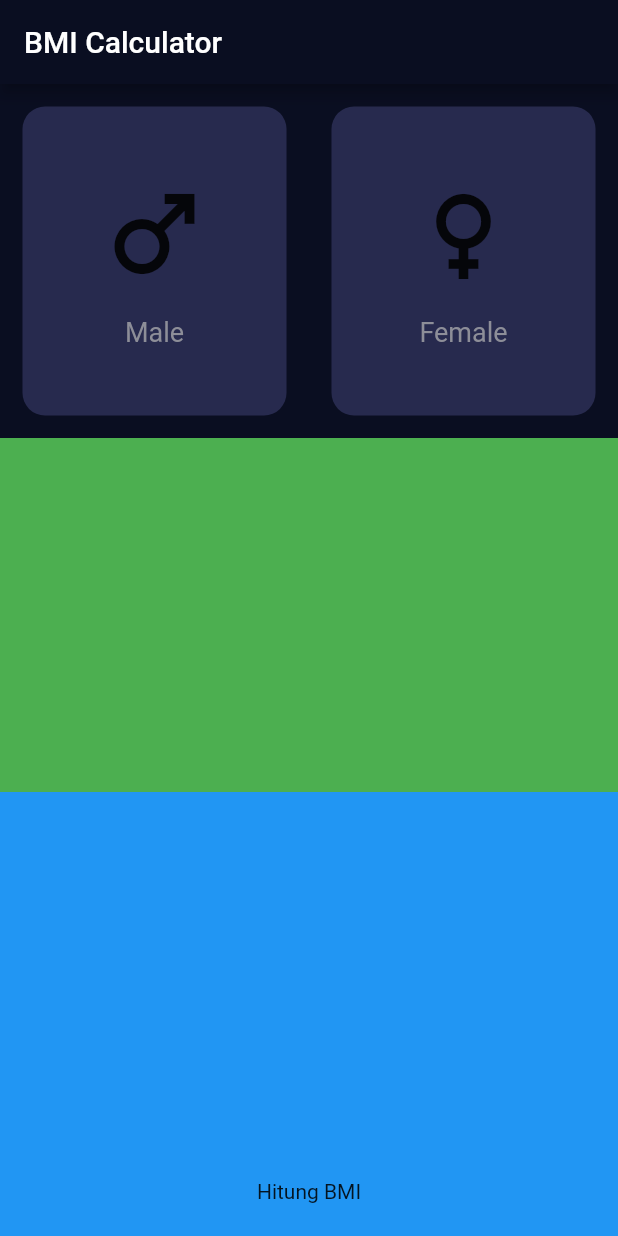
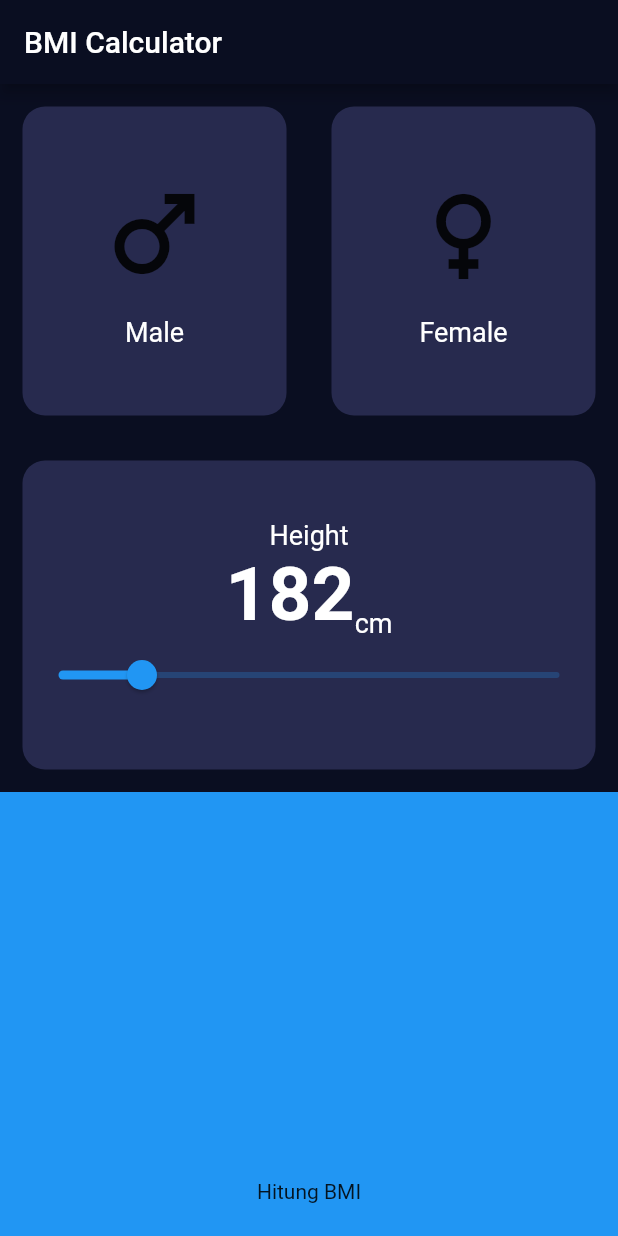
Before and after one commit to nurhidayat-agung/BMI, a Flutter app: the screen it shows after launch, on a phone screen of 412 x 824 dp. Run offline on Flutter 3.47's test engine with Material 2 defaults, Android fonts, the phone set to English and light mode, and no system bars.

Commit message:
don step 8

```diff
--- a/bmi/lib/constants/constant.dart
+++ b/bmi/lib/constants/constant.dart
@@ -1,7 +1,8 @@
+import 'package:flutter/material.dart';
 import 'package:flutter/widgets.dart';
 
 Color primaryColor = const Color(0xff0a0e21);
-TextStyle genderTextStyle = const TextStyle(
+TextStyle labelTextStyle = const TextStyle(
   fontSize: 18,
-  color: Color(0xff8d8e98),
+  color: Colors.white,
 );
--- a/bmi/lib/views/bmi_data_screen.dart
+++ b/bmi/lib/views/bmi_data_screen.dart
@@ -41,7 +41,39 @@ class _BmiDataScreenState extends State<BmiDataScreen> {
           ),
           Expanded(
             child: Container(
-              color: Colors.green,
+              child: BMICard(
+                child: Column(
+                  mainAxisAlignment: MainAxisAlignment.center,
+                  children: [
+                    Text(
+                      "Height",
+                      style: labelTextStyle,
+                    ),
+                    Row(
+                      mainAxisAlignment: MainAxisAlignment.center,
+                      crossAxisAlignment: CrossAxisAlignment.end,
+                      children: [
+                        const Text("182",
+                            style: TextStyle(
+                              fontSize: 50,
+                              fontWeight: FontWeight.bold,
+                              color: Colors.white,
+                            )),
+                        Text(
+                          "cm",
+                          style: labelTextStyle,
+                        ),
+                      ],
+                    ),
+                    Slider(
+                      value: 100,
+                      min: 80,
+                      max: 200,
+                      onChanged: (value) {},
+                    ),
+                  ],
+                ),
+              ),
             ),
           ),
           Expanded(
@@ -115,7 +147,7 @@ class GenderIconText extends StatelessWidget {
         const SizedBox(height: 15),
         Text(
           title,
-          style: genderTextStyle,
+          style: labelTextStyle,
         ),
       ],
     );
```
